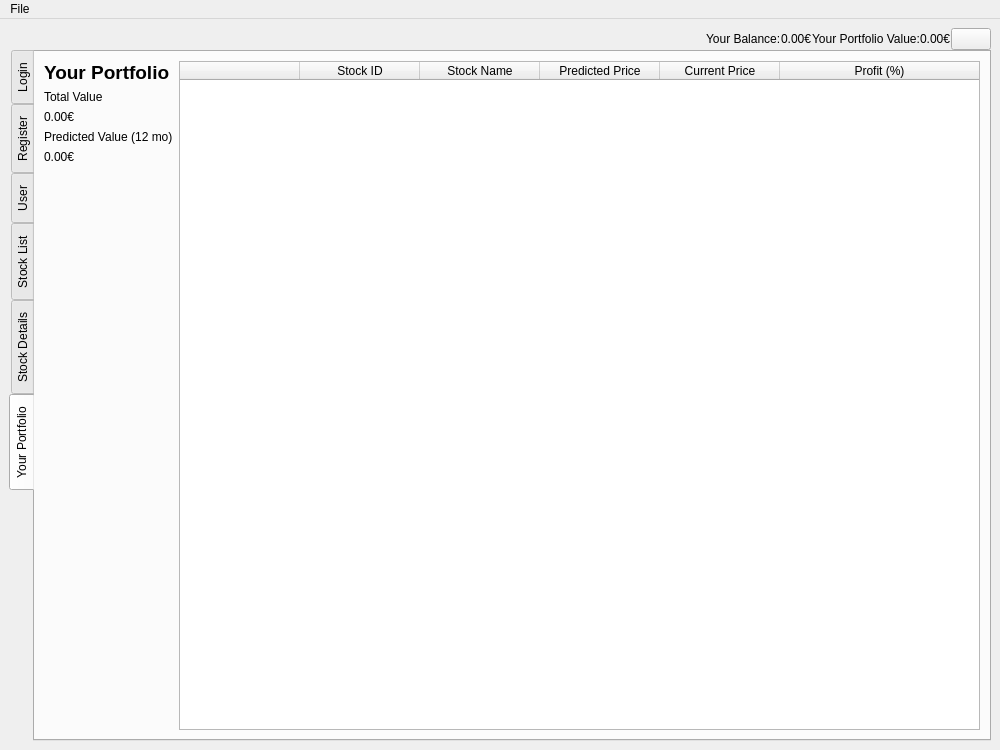
This is main.ui in OfficialRey/GUIProject as Qt 5 draws it before an edit. The edited form follows.
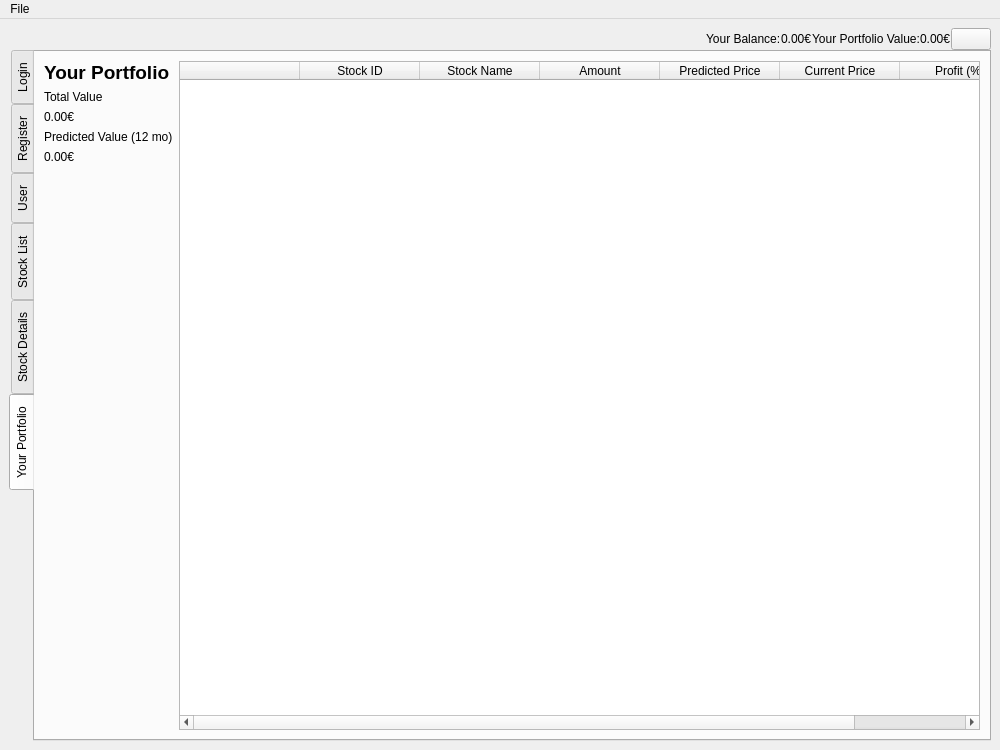
This is the edited form. The open tabs and pages were chosen to show the change.

Diff of the .ui file:
```diff
--- a/main.ui
+++ b/main.ui
@@ -1389,6 +1389,11 @@
               <string>Stock Name</string>
              </property>
             </column>
+            <column>
+             <property name="text">
+              <string>Amount</string>
+             </property>
+            </column>
             <column>
              <property name="text">
               <string>Predicted Price</string>
```
